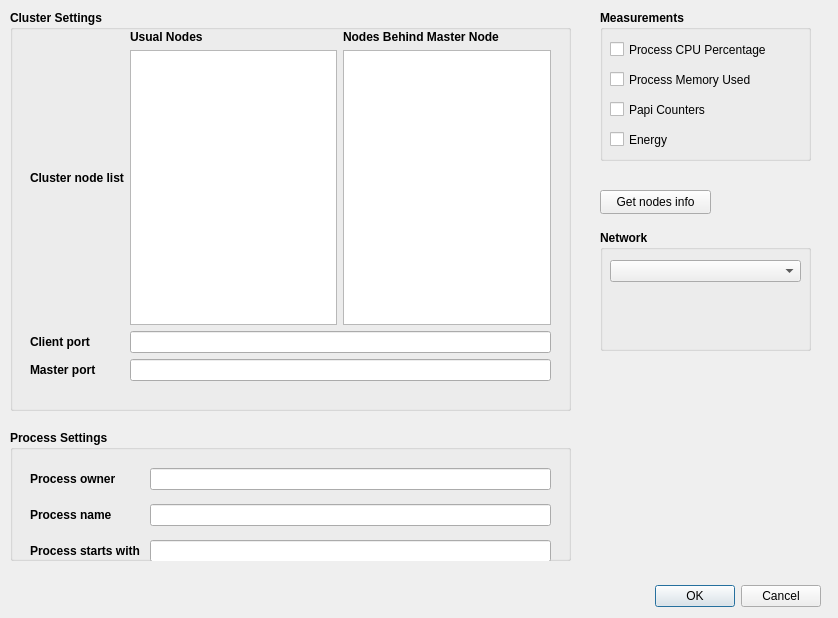
Qt form src/MonitoringProcesses/view/ConfigurationWindow.ui (jmabuin/CPM) before a commit.
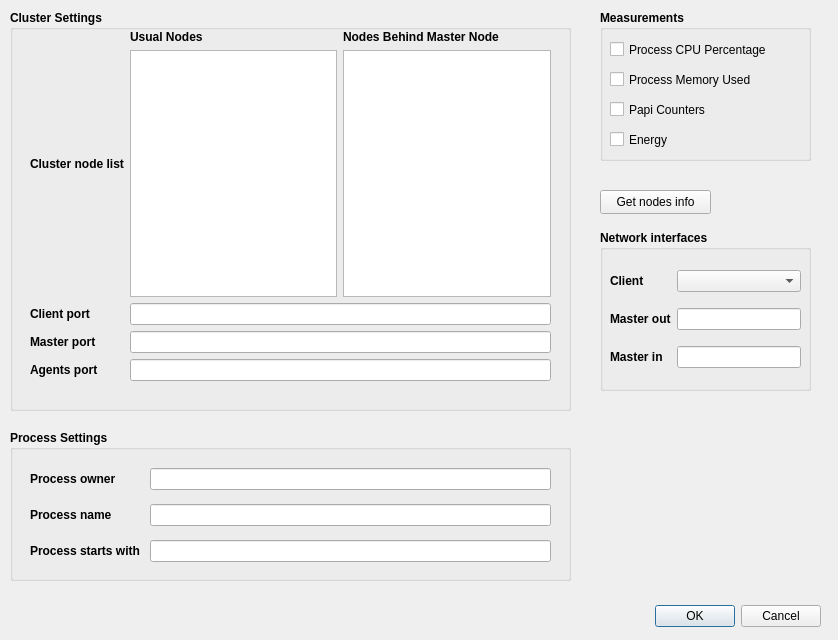
The same form after that commit.

Commit message: Added feeature to manage daemons in cluster from the graphic interface

The edit to the form file:
```diff
--- a/src/MonitoringProcesses/view/ConfigurationWindow.ui
+++ b/src/MonitoringProcesses/view/ConfigurationWindow.ui
@@ -7,7 +7,7 @@
     <x>0</x>
     <y>0</y>
     <width>838</width>
-    <height>618</height>
+    <height>640</height>
    </rect>
   </property>
   <property name="windowTitle">
@@ -17,7 +17,7 @@
    <property name="geometry">
     <rect>
      <x>480</x>
-     <y>580</y>
+     <y>600</y>
      <width>341</width>
      <height>32</height>
     </rect>
@@ -60,22 +60,8 @@
      </rect>
     </property>
     <layout class="QGridLayout" name="gridLayout">
-     <item row="0" column="0">
-      <widget class="QLabel" name="Label_ClusterNodeList">
-       <property name="text">
-        <string>Cluster node list</string>
-       </property>
-      </widget>
-     </item>
-     <item row="1" column="0">
-      <widget class="QLabel" name="Label_Port">
-       <property name="text">
-        <string>Client port</string>
-       </property>
-      </widget>
-     </item>
-     <item row="1" column="1">
-      <widget class="QLineEdit" name="LineEdit_Port">
+     <item row="2" column="1">
+      <widget class="QLineEdit" name="LineEdit_MasterPort">
        <property name="font">
         <font>
          <weight>50</weight>
@@ -84,6 +70,13 @@
        </property>
       </widget>
      </item>
+     <item row="2" column="0">
+      <widget class="QLabel" name="Label_MasterPort">
+       <property name="text">
+        <string>Master port</string>
+       </property>
+      </widget>
+     </item>
      <item row="0" column="1">
       <layout class="QGridLayout" name="gridLayout_3">
        <item row="0" column="0">
@@ -122,15 +115,46 @@
        </item>
       </layout>
      </item>
-     <item row="2" column="0">
-      <widget class="QLabel" name="Label_MasterPort">
+     <item row="1" column="1">
+      <widget class="QLineEdit" name="LineEdit_Port">
+       <property name="font">
+        <font>
+         <weight>50</weight>
+         <bold>false</bold>
+        </font>
+       </property>
+      </widget>
+     </item>
+     <item row="1" column="0">
+      <widget class="QLabel" name="Label_Port">
        <property name="text">
-        <string>Master port</string>
+        <string>Client port</string>
        </property>
       </widget>
      </item>
-     <item row="2" column="1">
-      <widget class="QLineEdit" name="LineEdit_MasterPort"/>
+     <item row="0" column="0">
+      <widget class="QLabel" name="Label_ClusterNodeList">
+       <property name="text">
+        <string>Cluster node list</string>
+       </property>
+      </widget>
+     </item>
+     <item row="3" column="0">
+      <widget class="QLabel" name="Label_AgentPort">
+       <property name="text">
+        <string>Agents port</string>
+       </property>
+      </widget>
+     </item>
+     <item row="3" column="1">
+      <widget class="QLineEdit" name="LineEdit_AgentsPort">
+       <property name="font">
+        <font>
+         <weight>50</weight>
+         <bold>false</bold>
+        </font>
+       </property>
+      </widget>
      </item>
     </layout>
    </widget>
@@ -141,7 +165,7 @@
      <x>10</x>
      <y>430</y>
      <width>561</width>
-     <height>131</height>
+     <height>151</height>
     </rect>
    </property>
    <property name="font">
@@ -331,7 +355,7 @@
      <x>600</x>
      <y>230</y>
      <width>211</width>
-     <height>121</height>
+     <height>161</height>
     </rect>
    </property>
    <property name="font">
@@ -341,17 +365,70 @@
     </font>
    </property>
    <property name="title">
-    <string>Network</string>
+    <string>Network interfaces</string>
    </property>
-   <widget class="QComboBox" name="comboBox_NetworkInterfaces">
+   <widget class="QWidget" name="gridLayoutWidget_3">
     <property name="geometry">
      <rect>
       <x>10</x>
       <y>30</y>
       <width>191</width>
-      <height>22</height>
+      <height>121</height>
      </rect>
     </property>
+    <layout class="QGridLayout" name="gridLayout_4">
+     <item row="1" column="1">
+      <widget class="QLineEdit" name="LineEdit_MasterOut">
+       <property name="font">
+        <font>
+         <weight>50</weight>
+         <bold>false</bold>
+        </font>
+       </property>
+      </widget>
+     </item>
+     <item row="1" column="0">
+      <widget class="QLabel" name="Label_MasterOut">
+       <property name="text">
+        <string>Master out</string>
+       </property>
+      </widget>
+     </item>
+     <item row="0" column="0">
+      <widget class="QLabel" name="Label_ClientNet">
+       <property name="text">
+        <string>Client</string>
+       </property>
+      </widget>
+     </item>
+     <item row="0" column="1">
+      <widget class="QComboBox" name="comboBox_NetworkInterfaces">
+       <property name="font">
+        <font>
+         <weight>50</weight>
+         <bold>false</bold>
+        </font>
+       </property>
+      </widget>
+     </item>
+     <item row="2" column="0">
+      <widget class="QLabel" name="Label_MasterIn">
+       <property name="text">
+        <string>Master in</string>
+       </property>
+      </widget>
+     </item>
+     <item row="2" column="1">
+      <widget class="QLineEdit" name="LineEdit_MasterIn">
+       <property name="font">
+        <font>
+         <weight>50</weight>
+         <bold>false</bold>
+        </font>
+       </property>
+      </widget>
+     </item>
+    </layout>
    </widget>
   </widget>
  </widget>
```
Left out of the diff: 18 changed lines with no effect on the pictures. The commit also changes 11 other files.
